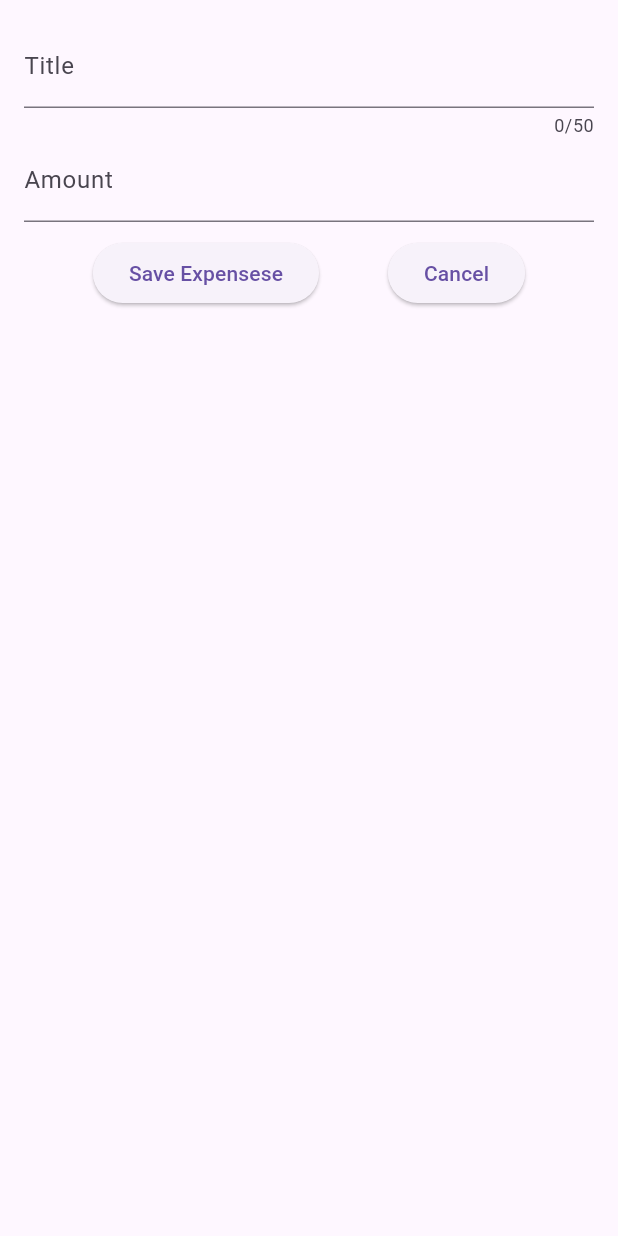
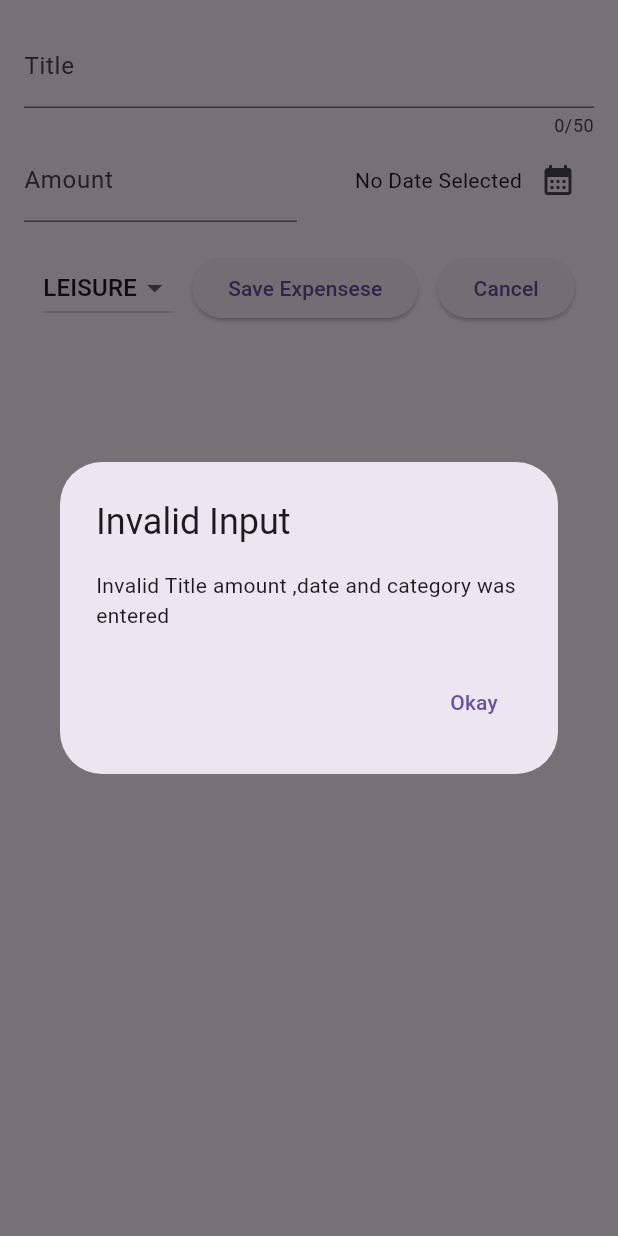
Before and after one commit to felexkuria/Expense_App, a Flutter app: the NewExpense widget shown alone on an empty page, opened directly, after a tap on "Save Expensese", on a phone screen of 412 x 824 dp. Run offline on Flutter 3.47's test engine with Material 2 defaults, Android fonts, the phone set to English and light mode, and no system bars.

Commit message:
added show date ,form validation,dropdownmenuitem

```diff
--- a/lib/widgets/new_expense.dart
+++ b/lib/widgets/new_expense.dart
@@ -1,4 +1,9 @@
 import 'package:flutter/material.dart';
+
+import 'package:intl/intl.dart';
+import 'package:multitouch_app/models/expense.dart';
+
+final formatter = DateFormat.yMd();
 
 class NewExpense extends StatefulWidget {
   const NewExpense({
@@ -12,11 +17,52 @@ class NewExpense extends StatefulWidget {
 class _NewExpenseState extends State<NewExpense> {
   final _titleCOntroller = TextEditingController();
   final _amountController = TextEditingController();
+  DateTime? _dateTime;
+  Category _selectedCategory = Category.leisure;
   @override
   void dispose() {
     _titleCOntroller.dispose();
     _amountController.dispose();
     super.dispose();
+  }
+
+  void _submitExpenseData() {
+    final _enteredAmount = double.tryParse(_amountController.text);
+    final _amountIsInvalid = _enteredAmount == null || _enteredAmount <= 0;
+    if (_titleCOntroller.text.trim().isEmpty ||
+        _amountIsInvalid ||
+        _dateTime == null) {
+      showDialog(
+        context: context,
+        builder: (ctx) => AlertDialog(
+          title: const Text("Invalid Input"),
+          content:
+              const Text("Invalid Title amount ,date and category was entered"),
+          actions: [
+            TextButton(
+              onPressed: () {
+                Navigator.pop(ctx);
+              },
+              child: const Text("Okay"),
+            )
+          ],
+        ),
+      );
+      return;
+    }
+  }
+
+  void _presentDatePicker() async {
+    final now = DateTime.now();
+    final pickedDate = await showDatePicker(
+      context: context,
+      initialDate: now,
+      firstDate: now.subtract(const Duration(days: 1000)),
+      lastDate: DateTime(2050),
+    );
+    setState(() {
+      _dateTime = pickedDate;
+    });
   }
 
   @override
@@ -34,7 +80,10 @@ class _NewExpenseState extends State<NewExpense> {
               ),
             ),
           ),
-          TextField(
+          Row(
+            children: [
+              Expanded(
+                child: TextField(
                   controller: _amountController,
                   keyboardType: TextInputType.number,
                   decoration: const InputDecoration(
@@ -44,14 +93,55 @@ class _NewExpenseState extends State<NewExpense> {
                     ),
                   ),
                 ),
+              ),
               const SizedBox(
-            height: 10,
+                width: 16,
+              ),
+              Expanded(
+                child: Row(
+                  mainAxisAlignment: MainAxisAlignment.end,
+                  crossAxisAlignment: CrossAxisAlignment.center,
+                  children: [
+                    Text(_dateTime == null
+                        ? "No Date Selected"
+                        : formatter.format(_dateTime!)),
+                    IconButton(
+                        onPressed: _presentDatePicker,
+                        icon: const Icon(Icons.calendar_month))
+                  ],
+                ),
+              ),
+            ],
+          ),
+          const SizedBox(
+            height: 20,
           ),
           Row(
             mainAxisAlignment: MainAxisAlignment.spaceEvenly,
             children: [
+              DropdownButton(
+                value: _selectedCategory,
+                items: Category.values
+                    .map(
+                      (category) => DropdownMenuItem(
+                        value: category,
+                        child: Text(
+                          category.name.toUpperCase(),
+                        ),
+                      ),
+                    )
+                    .toList(),
+                onChanged: (value) {
+                  if (value == null) {
+                    return;
+                  }
+                  setState(() {
+                    _selectedCategory = value;
+                  });
+                },
+              ),
               ElevatedButton(
-                onPressed: () {},
+                onPressed: _submitExpenseData,
                 child: const Text("Save Expensese"),
               ),
               ElevatedButton(
```
Lines whose indentation alone changed are shown as unchanged.
